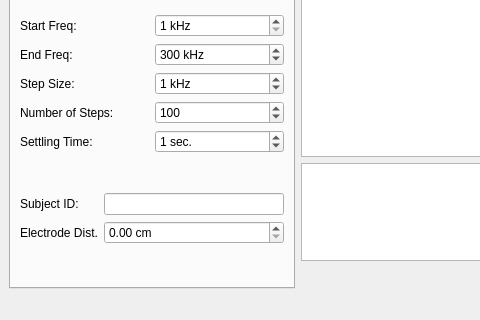
Above: ispectro_xml.ui from andrewallison2012/ispectro_gui before the change; both pictures show x 0 to 480 and y 432 to 752 of the 1110 by 752 pixel window. Below: the same form after it.
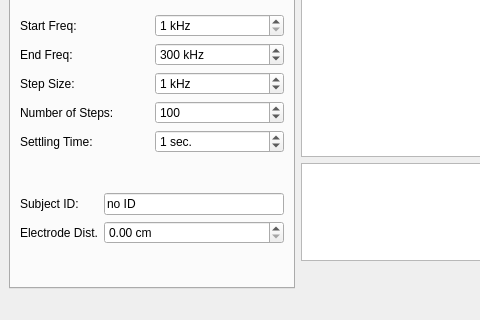
That is the form after the change. Custom widgets are drawn as their Qt base class.

```diff
--- a/ispectro_xml.ui
+++ b/ispectro_xml.ui
@@ -405,7 +405,14 @@
              </widget>
             </item>
             <item row="0" column="1">
-             <widget class="QLineEdit" name="subject_id_lineEdit"/>
+             <widget class="QLineEdit" name="subject_id_lineEdit">
+              <property name="inputMask">
+               <string/>
+              </property>
+              <property name="text">
+               <string>no ID</string>
+              </property>
+             </widget>
             </item>
             <item row="1" column="0">
              <widget class="QLabel" name="label_13">
```
